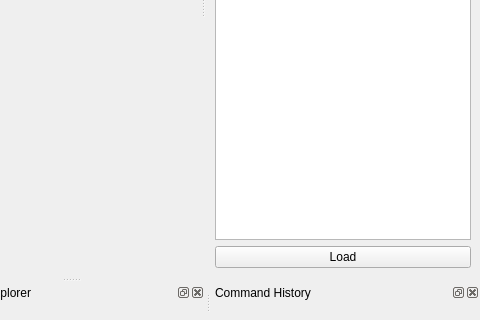
Qt form spykeviewer/ui/main.ui (rproepp/spykeviewer) before a commit; both pictures show x 339 to 819 and y 547 to 867 of the 819 by 867 pixel window.
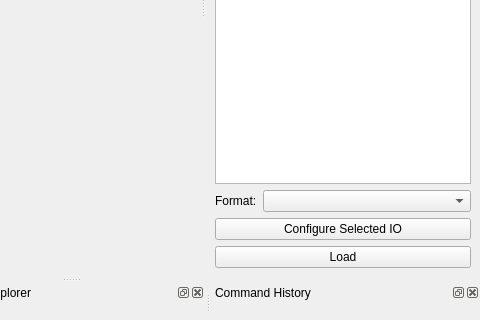
The same form after that commit. Icons and pictures are not drawn.

The edit to the form file:
```diff
--- a/spykeviewer/ui/main.ui
+++ b/spykeviewer/ui/main.ui
@@ -211,6 +211,23 @@
    </attribute>
    <widget class="QWidget" name="dockWidgetContents_8">
     <layout class="QGridLayout" name="gridLayout_6">
+     <item row="1" column="0">
+      <layout class="QFormLayout" name="formLayout">
+       <property name="fieldGrowthPolicy">
+        <enum>QFormLayout::AllNonFixedFieldsGrow</enum>
+       </property>
+       <item row="0" column="0">
+        <widget class="QLabel" name="label">
+         <property name="text">
+          <string>Format:</string>
+         </property>
+        </widget>
+       </item>
+       <item row="0" column="1">
+        <widget class="QComboBox" name="neoIOComboBox"/>
+       </item>
+      </layout>
+     </item>
      <item row="0" column="0">
       <widget class="QTreeView" name="fileTreeView">
        <property name="selectionMode">
@@ -233,13 +250,20 @@
        </attribute>
       </widget>
      </item>
-     <item row="1" column="0">
+     <item row="5" column="0">
       <widget class="QPushButton" name="loadFilesButton">
        <property name="text">
         <string>Load</string>
        </property>
       </widget>
      </item>
+     <item row="2" column="0">
+      <widget class="QPushButton" name="configureIOButton">
+       <property name="text">
+        <string>Configure Selected IO</string>
+       </property>
+      </widget>
+     </item>
     </layout>
    </widget>
   </widget>
```
